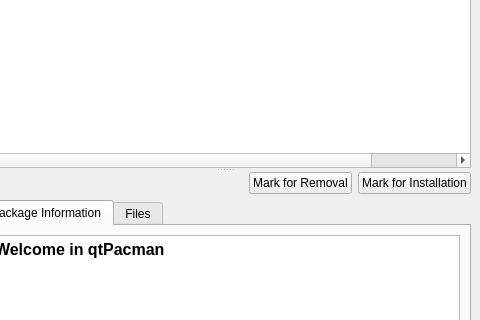
First picture: the form in trunk/ui/MainWindow.ui, repository drf/shaman1, before the edit; both pictures show x 487 to 967 and y 147 to 467 of the 967 by 664 pixel window.
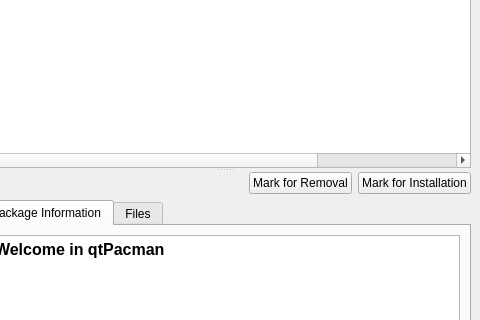
Second picture: the form after the edit.

```diff
--- a/trunk/ui/MainWindow.ui
+++ b/trunk/ui/MainWindow.ui
@@ -167,6 +167,11 @@
              <string>Repo</string>
             </property>
            </column>
+           <column>
+            <property name="text" >
+             <string>Groups</string>
+            </property>
+           </column>
           </widget>
          </item>
         </layout>
```
Left out of the diff: 6 changed lines with no effect on the pictures.
